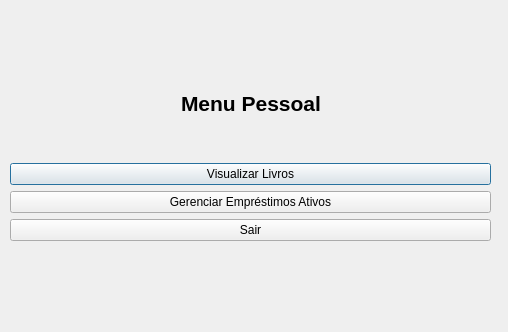
Before: the Qt Designer form Teste-Menu/menuleitorlogado.ui in MateusRiba/Sistema-de-Biblioteca-CRUD, drawn with Qt 5.
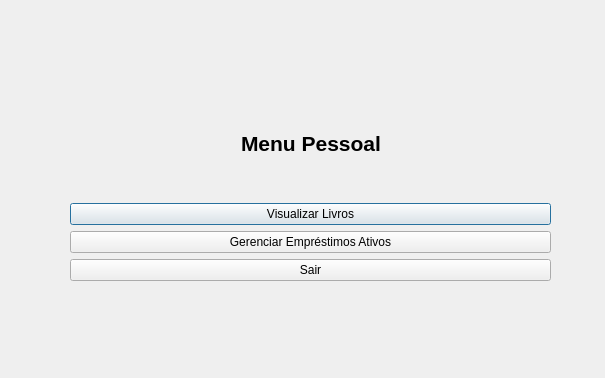
After: the same form once the commit is applied.

```diff
--- a/Teste-Menu/menuleitorlogado.ui
+++ b/Teste-Menu/menuleitorlogado.ui
@@ -6,8 +6,8 @@
    <rect>
     <x>0</x>
     <y>0</y>
-    <width>508</width>
-    <height>332</height>
+    <width>605</width>
+    <height>378</height>
    </rect>
   </property>
   <property name="windowTitle">
@@ -16,8 +16,8 @@
   <widget class="QWidget" name="verticalLayoutWidget">
    <property name="geometry">
     <rect>
-     <x>10</x>
-     <y>50</y>
+     <x>70</x>
+     <y>90</y>
      <width>481</width>
      <height>191</height>
     </rect>
```
